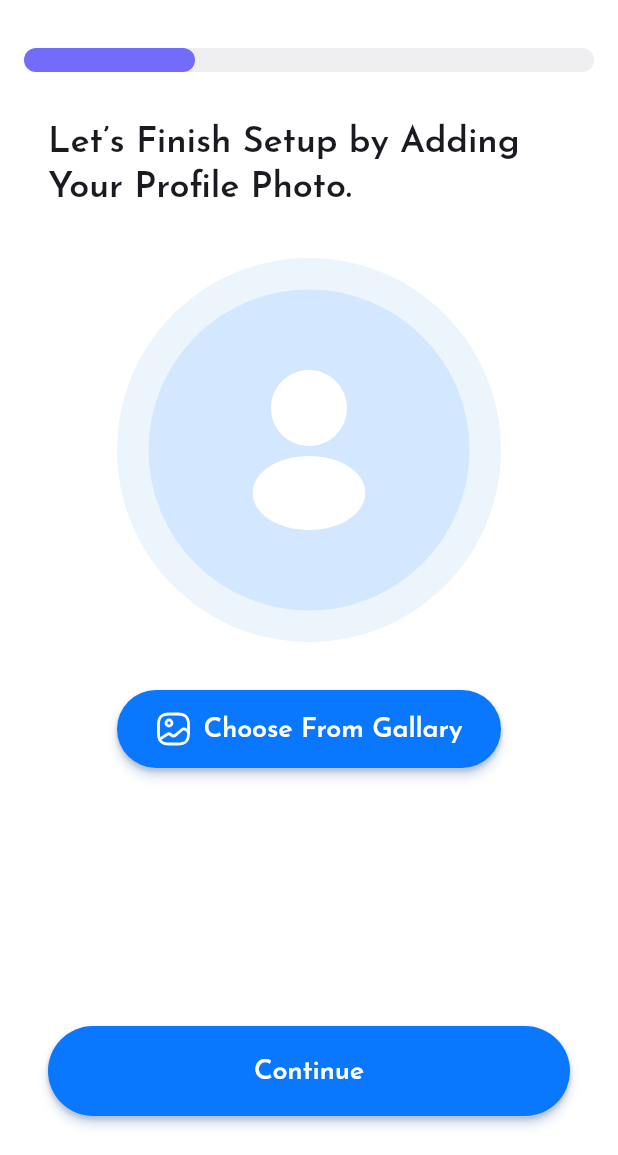
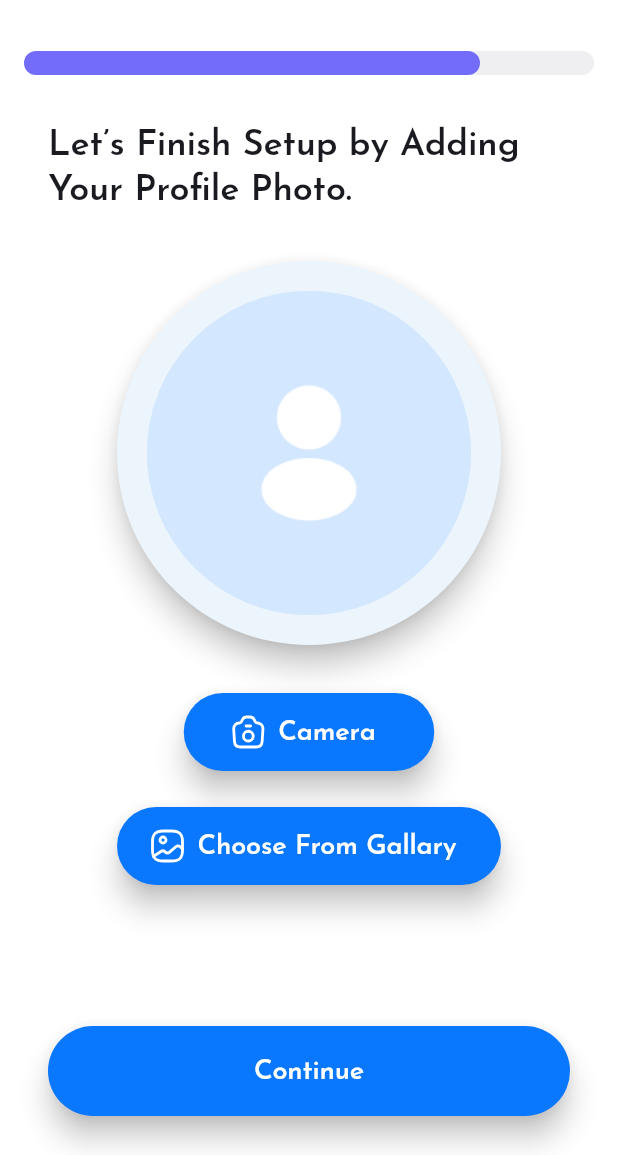
Before and after one commit to Masayoshl/jobs, a Flutter app: the screen it shows after launch, after a tap on "Choose From Gallary", on a phone screen of 412 x 824 dp, the part 81-1236 px from its top. Run offline on Flutter 3.47's test engine with Material 3 defaults, Android fonts, the phone set to English and light mode, and no system bars; our stand-ins replace flutter_secure_storage, flutter_svg, image_picker, intl_phone_field, pinput, speech_to_text.

Commit message:
Make photoSelectScreen, you can choose photo or live it empty. Next step is trying to add image_cropper

```diff
--- a/lib/UI/screens/profile_setup/profile_photo/profile_photo_screen.dart
+++ b/lib/UI/screens/profile_setup/profile_photo/profile_photo_screen.dart
@@ -1,9 +1,11 @@
 import 'package:flutter/material.dart';
+
+import 'package:jobs/UI/screens/profile_setup/profile_photo/profile_photo_view_model.dart';
+import 'package:jobs/UI/screens/profile_setup/profile_photo/widgets/profile_avatar_frame.dart';
 import 'package:jobs/UI/theme/theme.dart';
-
-import 'package:jobs/UI/widgets/screen_builder/screen_builder.dart';
 import 'package:jobs/UI/widgets/widgets.dart';
 import 'package:jobs/gen/assets.gen.dart';
+import 'package:provider/provider.dart';
 
 class ProfilePhotoScreen extends StatelessWidget {
   const ProfilePhotoScreen({super.key});
@@ -11,8 +13,6 @@ class ProfilePhotoScreen extends StatelessWidget {
   @override
   Widget build(BuildContext context) {
     return const ScreenBuilder(
-      useSliverContent: true,
-      overridePhysics: AlwaysScrollableScrollPhysics(),
       header: CustomHeader(text: 'Setup your Profile'),
       content: ProfilePhotoBody(),
       footer: ProfilePhotoBottom(),
@@ -25,63 +25,85 @@ class ProfilePhotoBody extends StatelessWidget {
 
   @override
   Widget build(BuildContext context) {
-    return SliverPadding(
-      padding: const EdgeInsets.symmetric(horizontal: 16),
-      sliver: SliverList(
-        delegate: SliverChildListDelegate([
-          Container(
-            margin: const EdgeInsets.only(top: 30),
-            height: 16,
-            child: LinearProgressIndicator(
-              value: 0.3,
-              color: purple400,
-              backgroundColor: neutralColor500,
-              borderRadius: BorderRadius.circular(13),
-            ),
+    return const Padding(
+      padding: EdgeInsets.symmetric(horizontal: 16),
+      child: Column(
+        children: [
+          StepProgressIndicator(
+            totalSteps: 5,
+            currentStep: 4,
           ),
-          const Padding(
+          Padding(
             padding: EdgeInsets.symmetric(horizontal: 16, vertical: 32),
             child: Text(
               'Let’s Finish Setup by Adding Your Profile Photo.',
               style: AppTextStyles.displayTextSemibold,
             ),
           ),
-          const ProfileAvatarFrame(),
-          ConfirmButton(
-            onPressed: (_) {},
-            text: 'Choose From Gallary',
-            iconPath: Assets.icons.gallaryIcon,
-            width: 276,
-            height: 52,
-            left: 62,
-            right: 62,
-          )
-        ]),
+          ProfilePhoto(),
+          CameraButton(),
+          GalleryButton(),
+        ],
       ),
     );
   }
 }
 
-class ProfileAvatarFrame extends StatelessWidget {
-  const ProfileAvatarFrame({
-    this.image,
+class ProfilePhoto extends StatelessWidget {
+  const ProfilePhoto({
     super.key,
   });
-  final Image? image;
+
   @override
   Widget build(BuildContext context) {
-    final defaultImage = CustomIcon(
-      size: 128,
-      iconPath: Assets.icons.userIconFilled,
-      iconColor: Colors.white,
+    final model = context.read<ProfilePhotoViewModel>();
+    final file =
+        context.select((ProfilePhotoViewModel model) => model.state.file);
+    return ProfileAvatarFrame(
+      file: file,
+      onTap: () => model.onGalleryButtonPressed(),
     );
-    return CircleAvatar(
-      backgroundColor: primaryColor25,
-      radius: 128,
-      child: CircleAvatar(
-          backgroundColor: primaryColor50,
-          radius: 107,
-          child: image ?? defaultImage),
+  }
+}
+
+class CameraButton extends StatelessWidget {
+  const CameraButton({
+    super.key,
+  });
+
+  @override
+  Widget build(BuildContext context) {
+    final model = context.read<ProfilePhotoViewModel>();
+    return ConfirmButton(
+      onPressed: (_) => model.onCameraButtonPressed(),
+      text: 'Camera',
+      iconPath: Assets.icons.cameraIcon,
+      width: 167,
+      height: 52,
+      left: 100,
+      right: 100,
+      bottom: 24,
+    );
+  }
+}
+
+class GalleryButton extends StatelessWidget {
+  const GalleryButton({
+    super.key,
+  });
+
+  @override
+  Widget build(BuildContext context) {
+    final model = context.read<ProfilePhotoViewModel>();
+    return ConfirmButton(
+      onPressed: (_) => model.onGalleryButtonPressed(),
+      text: 'Choose From Gallary',
+      iconPath: Assets.icons.gallaryIcon,
+      width: 276,
+      height: 52,
+      top: 0,
+      left: 62,
+      right: 62,
     );
   }
 }
--- a/lib/UI/screens/profile_setup/profile_photo/profile_photo_view_model.dart
+++ b/lib/UI/screens/profile_setup/profile_photo/profile_photo_view_model.dart
@@ -1,3 +1,56 @@
+// ignore_for_file: public_member_api_docs, sort_constructors_first
 import 'package:flutter/material.dart';
 
-class ProfilePhotoViewModel extends ChangeNotifier {}
+import 'package:jobs/domain/servi%D1%81es/image_picker_servise.dart';
+
+class ProfilePhotoState {
+  String? errorMassage;
+  String? file;
+  ProfilePhotoState({
+    this.errorMassage,
+    this.file,
+  });
+
+  ProfilePhotoState copyWith({
+    String? errorMassage,
+    String? file,
+  }) {
+    return ProfilePhotoState(
+      errorMassage: errorMassage ?? this.errorMassage,
+      file: file ?? this.file,
+    );
+  }
+}
+
+class ProfilePhotoViewModel extends ChangeNotifier {
+  final _imagePickerService = ImagePickerServise();
+  ProfilePhotoState _state = ProfilePhotoState();
+  ProfilePhotoState get state => _state;
+  Future<void> onGalleryButtonPressed() async {
+    try {
+      final newFile = await _imagePickerService.getImageFromGallery();
+      _state = state.copyWith(file: newFile.path);
+      notifyListeners();
+    } on ImagePickerServiseError catch (e) {
+      _state = state.copyWith(errorMassage: e.message);
+    } catch (e) {
+      _state = state.copyWith(errorMassage: e.toString());
+    } finally {
+      debugPrint(_state.errorMassage);
+    }
+  }
+
+  Future<void> onCameraButtonPressed() async {
+    try {
+      final newFile = await _imagePickerService.getImageFromCamera();
+      _state = state.copyWith(file: newFile.path);
+      notifyListeners();
+    } on ImagePickerServiseError catch (e) {
+      _state = state.copyWith(errorMassage: e.message);
+    } catch (e) {
+      _state = state.copyWith(errorMassage: e.toString());
+    } finally {
+      debugPrint(_state.errorMassage);
+    }
+  }
+}
--- /dev/null
+++ b/lib/UI/screens/profile_setup/profile_photo/widgets/profile_avatar_frame.dart
@@ -0,0 +1,89 @@
+import 'dart:io';
+
+import 'package:flutter/material.dart';
+import 'package:jobs/UI/theme/theme.dart';
+import 'package:jobs/gen/assets.gen.dart';
+
+class ProfileAvatarFrame extends StatelessWidget {
+  static const double imageRadius = 108.0;
+  static const double frameRadius = 128.0;
+
+  const ProfileAvatarFrame({
+    this.file,
+    super.key,
+    this.onTap,
+  });
+  final String? file;
+  final void Function()? onTap;
+  @override
+  Widget build(BuildContext context) {
+    Widget imageWidget;
+
+    if (file != null) {
+      imageWidget = ClipRRect(
+        borderRadius: BorderRadius.circular(imageRadius),
+        child: Image.file(
+          File(file!),
+          width: frameRadius * 2,
+          height: frameRadius * 2,
+          fit: BoxFit.cover,
+          errorBuilder: (context, error, stackTrace) =>
+              const DefaultProfileImage(),
+        ),
+      );
+    } else {
+      imageWidget = ClipRRect(
+        borderRadius: BorderRadius.circular(imageRadius),
+        child: const DefaultProfileImage(),
+      );
+    }
+
+    return Material(
+      borderOnForeground: true,
+      borderRadius: BorderRadius.circular(frameRadius),
+      color: Colors.transparent,
+      elevation: 8,
+      child: Ink(
+        decoration: BoxDecoration(
+          color: primaryColor25,
+          borderRadius: BorderRadius.circular(frameRadius),
+        ),
+        child: InkWell(
+          splashColor: primaryColor500.withValues(alpha: 0.6),
+          highlightColor: primaryColor500.withValues(alpha: 0.3),
+          borderRadius: BorderRadius.circular(frameRadius),
+          onTap: onTap,
+          child: Container(
+            padding: const EdgeInsets.all(frameRadius - imageRadius),
+            child: CircleAvatar(
+              backgroundColor: primaryColor50,
+              radius: imageRadius,
+              child: imageWidget,
+            ),
+          ),
+        ),
+      ),
+    );
+  }
+}
+
+class DefaultProfileImage extends StatelessWidget {
+  const DefaultProfileImage({
+    super.key,
+    this.width = ProfileAvatarFrame.frameRadius * 2,
+    this.height = ProfileAvatarFrame.frameRadius * 2,
+  });
+
+  final double width;
+  final double height;
+
+  @override
+  Widget build(BuildContext context) {
+    return Image.asset(
+      Assets.images.defaultProfileImage.path,
+      width: width,
+      height: height,
+      fit: BoxFit.cover,
+    );
+  }
+}
--- /dev/null
+++ b/lib/UI/screens/profile_setup/profile_photo/widgets/widgets.dart
@@ -0,0 +1 @@
+export 'profile_avatar_frame.dart';
--- a/lib/UI/widgets/confirm_button.dart
+++ b/lib/UI/widgets/confirm_button.dart
@@ -27,6 +27,7 @@ class ConfirmButton extends StatelessWidget {
   final double? top;
   final double? left;
   final double? right;
+
   final double? width;
   final double? height;
   final Color? backgroundColor;
@@ -36,14 +37,11 @@ class ConfirmButton extends StatelessWidget {
   Widget build(BuildContext context) {
     final isEnabled = state?.isEnabled ?? true;
     final icon = iconPath == null
-        ? const SizedBox.shrink()
-        : Padding(
-            padding: const EdgeInsets.only(right: 8.0),
-            child: CustomIcon(
+        ? null
+        : CustomIcon(
             iconPath: iconPath!,
             iconColor: Colors.white,
             size: 24,
-            ),
           );
 
     final child = state?.isInProcess ?? false
@@ -51,16 +49,9 @@ class ConfirmButton extends StatelessWidget {
             color: Colors.white,
             strokeWidth: 2,
           )
-        : Row(
-            mainAxisSize: MainAxisSize.min,
-            children: [
-              icon,
-              Text(
+        : Text(
             text,
-                style:
-                    AppTextStyles.textXLSemibold.copyWith(color: Colors.white),
-              ),
-            ],
+            style: AppTextStyles.textXLSemibold.copyWith(color: Colors.white),
           );
 
     final color =
@@ -72,24 +63,22 @@ class ConfirmButton extends StatelessWidget {
           right: right ?? 18,
           bottom: bottom ?? 32,
           top: top ?? 32),
+      constraints: BoxConstraints.tightFor(
         width: width ?? 360,
         height: height ?? 60,
+      ),
       decoration: BoxDecoration(
         borderRadius: BorderRadius.circular(128),
-        boxShadow: [
-          BoxShadow(
-            color: Colors.black.withValues(alpha: 0.1),
-            spreadRadius: 1,
-            blurRadius: 1,
-            offset: const Offset(0, 2),
       ),
-        ],
-      ),
-      child: FilledButton(
+      child: FilledButton.icon(
         style: ButtonStyle(
+            shadowColor: const WidgetStatePropertyAll(Colors.black),
+            elevation: const WidgetStatePropertyAll(8),
             backgroundColor: WidgetStateProperty.all<Color>(color)),
         onPressed: isEnabled ? () => onPressed(context) : null,
-          child: child),
+        label: child,
+        icon: icon,
+      ),
     );
   }
 }
--- /dev/null
+++ b/lib/UI/widgets/step_progress_indicator/step_progress_indicator.dart
@@ -0,0 +1,82 @@
+import 'package:flutter/material.dart';
+import 'package:jobs/UI/theme/theme.dart';
+
+class StepProgressIndicator extends StatefulWidget {
+  const StepProgressIndicator({
+    super.key,
+    required this.totalSteps,
+    required this.currentStep,
+  });
+
+  final int totalSteps;
+  final int currentStep;
+
+  @override
+  State<StepProgressIndicator> createState() => _StepProgressIndicatorState();
+}
+
+class _StepProgressIndicatorState extends State<StepProgressIndicator>
+    with SingleTickerProviderStateMixin {
+  late AnimationController _controller;
+  late Animation<double> _animation;
+
+  double get _stepValue => 1 / widget.totalSteps;
+  double get _currentValue => _stepValue * widget.currentStep;
+
+  @override
+  void initState() {
+    super.initState();
+    _controller = AnimationController(
+      duration: const Duration(milliseconds: 2000),
+      vsync: this,
+    );
+    _animation = Tween<double>(
+      begin: 0,
+      end: _currentValue,
+    ).animate(CurvedAnimation(
+      parent: _controller,
+      curve: Curves.easeInOut,
+    ));
+    _controller.forward();
+  }
+
+  @override
+  void didUpdateWidget(StepProgressIndicator oldWidget) {
+    super.didUpdateWidget(oldWidget);
+    if (oldWidget.currentStep != widget.currentStep) {
+      _animation = Tween<double>(
+        begin: 0,
+        end: _currentValue,
+      ).animate(CurvedAnimation(
+        parent: _controller,
+        curve: Curves.easeInOut,
+      ));
+      _controller.forward(from: 0);
+    }
+  }
+
+  @override
+  void dispose() {
+    _controller.dispose();
+    super.dispose();
+  }
+
+  @override
+  Widget build(BuildContext context) {
+    return Container(
+      margin: const EdgeInsets.only(top: 32),
+      height: 16,
+      child: AnimatedBuilder(
+        animation: _animation,
+        builder: (context, child) {
+          return LinearProgressIndicator(
+            value: _animation.value,
+            color: purple400,
+            backgroundColor: neutralColor500,
+            borderRadius: BorderRadius.circular(13),
+          );
+        },
+      ),
+    );
+  }
+}
--- /dev/null
+++ b/lib/domain/serviсes/image_picker_servise.dart
@@ -0,0 +1,25 @@
+import 'package:image_picker/image_picker.dart';
+
+class ImagePickerServiseError extends Error {
+  final String message;
+  ImagePickerServiseError(this.message);
+}
+
+class ImagePickerServise {
+  Future<XFile> getImageFromCamera() async {
+    final imageFile = await ImagePicker().pickImage(source: ImageSource.camera);
+    if (imageFile == null) {
+      throw ImagePickerServiseError('Something went wrong');
+    }
+    return imageFile;
+  }
+
+  Future<XFile> getImageFromGallery() async {
+    final imageFile =
+        await ImagePicker().pickImage(source: ImageSource.gallery);
+    if (imageFile == null) {
+      throw ImagePickerServiseError('Something went wrong');
+    }
+    return imageFile;
+  }
+}
--- a/pubspec.yaml
+++ b/pubspec.yaml
@@ -21,6 +21,7 @@ dependencies:
   intl_phone_field: ^3.2.0
   intl: ^0.18.0
   image_picker: ^1.1.2
+
 
 
 dev_dependencies:
```
Also changed, not shown: lib/UI/widgets/widgets.dart (+8 -0 lines), lib/gen/assets.gen.dart (+89 -1 lines), assets/images/DefaultProfileImage.png (added), 1 other file. Lines whose indentation alone changed are shown as unchanged.
